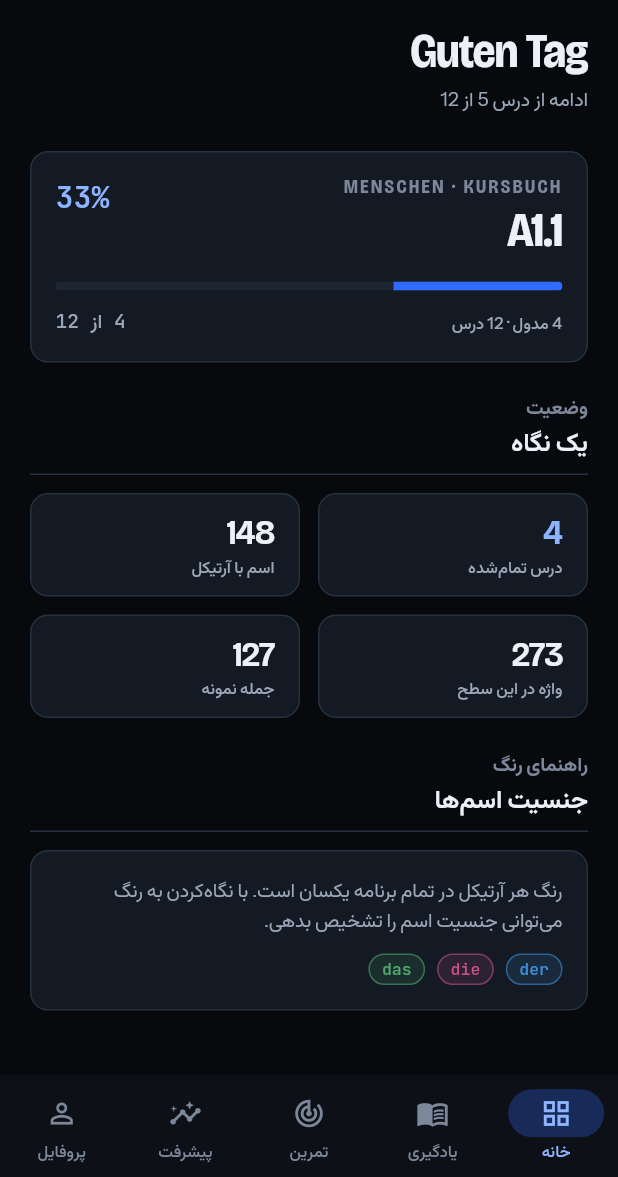
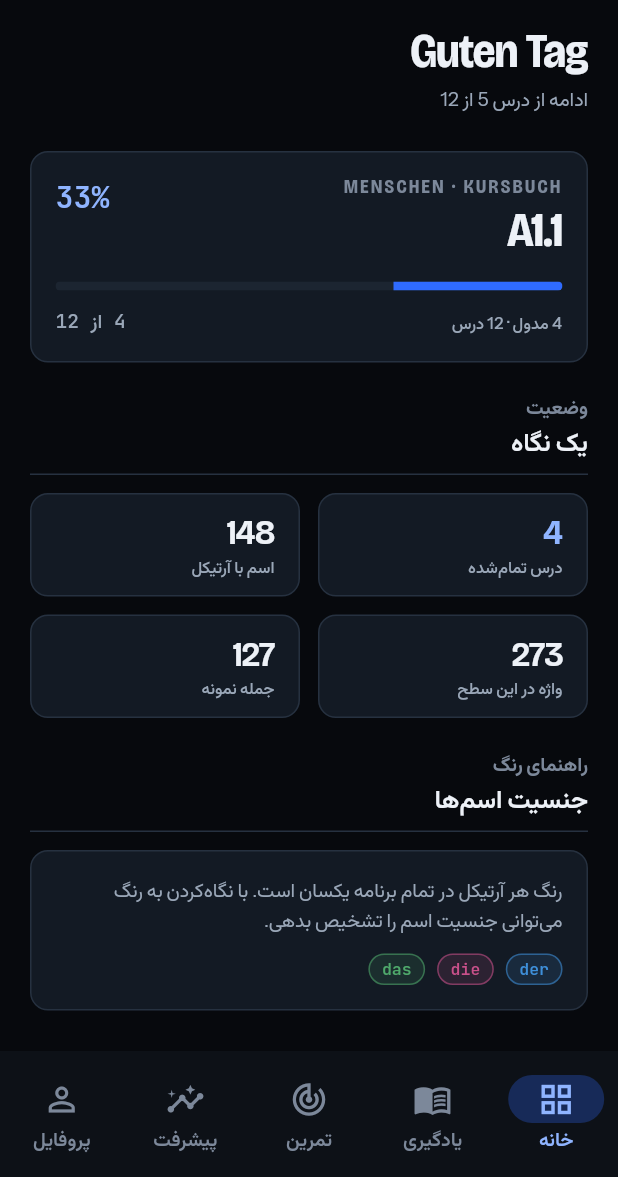
Before and after one commit to AliiAriizii/Deutsch-Mate, a Flutter app: the MainContainerScreen screen opened directly, on a phone screen of 412 x 824 dp, the part 59-1236 px from its top. Run offline on Flutter 3.47's test engine with Material 3 defaults, Android fonts, the phone set to English and light mode, and no system bars; our stand-ins replace flutter_tts, shared_preferences; accounts and stored records are empty.

Commit message:
fix(ui): give the bottom bar room to be tapped
At 68dp tall with 22px icons and 11px labels, each destination was under
the comfortable touch target once padding was accounted for, and the
labels were at the smallest size on the scale.

Height 84, icons 26, labels step up from 11 to 13 - the next size on the
scale rather than an arbitrary nudge.

Also wraps the bar in SafeArea(top: false) so the home indicator and
gesture area no longer eat into the targets, adds tooltips on the
destinations, and switches the top rule to BorderDirectional for
consistency with the rest of the RTL work.

Co-Authored-By: Claude Opus 5 (1M context) <noreply@anthropic.com>

```diff
--- a/lib/main_container_screen.dart
+++ b/lib/main_container_screen.dart
@@ -57,8 +57,14 @@ class _MainContainerScreenState extends State<MainContainerScreen> {
       body: IndexedStack(index: _index, children: _pages),
       bottomNavigationBar: DecoratedBox(
         decoration: BoxDecoration(
-          border: Border(top: BorderSide(color: context.colors.hairline)),
+          border: BorderDirectional(
+            top: BorderSide(color: context.colors.hairline),
           ),
+        ),
+        child: SafeArea(
+          top: false,
+          // Keeps the bar clear of the home indicator / gesture area rather
+          // than letting the system inset eat into the touch targets.
           child: NavigationBar(
             selectedIndex: _index,
             onDestinationSelected: (i) => setState(() => _index = i),
@@ -68,8 +74,10 @@ class _MainContainerScreenState extends State<MainContainerScreen> {
                   icon: Icon(d.icon),
                   selectedIcon: Icon(d.selected),
                   label: d.label,
+                  tooltip: d.label,
                 ),
             ],
+          ),
         ),
       ),
     );
--- a/lib/theme/app_theme.dart
+++ b/lib/theme/app_theme.dart
@@ -214,22 +214,26 @@ abstract final class AppTheme {
         indicatorColor: AppPalette.glow(AppPalette.blue500),
         indicatorShape: RoundedRectangleBorder(borderRadius: radii.pillBorder),
         elevation: 0,
-        height: 68,
+        // 68 was cramped: the labels sat at 11 with 22px icons, which is under
+        // the 48dp comfortable touch target once padding is accounted for.
+        // 84 gives each destination a real target and lets the label step up to
+        // 13 - the next size on the scale, not an arbitrary nudge.
+        height: 84,
         labelBehavior: NavigationDestinationLabelBehavior.alwaysShow,
         iconTheme: WidgetStateProperty.resolveWith((states) {
           if (states.contains(WidgetState.selected)) {
-            return IconThemeData(color: c.accentSoft, size: 22);
+            return IconThemeData(color: c.accentSoft, size: 26);
           }
-          return IconThemeData(color: c.textTertiary, size: 22);
+          return IconThemeData(color: c.textTertiary, size: 26);
         }),
         labelTextStyle: WidgetStateProperty.resolveWith((states) {
           if (states.contains(WidgetState.selected)) {
-            return textTheme.labelSmall?.copyWith(
-              color: c.accentSoft,
-              fontWeight: FontWeight.w600,
-            );
+            return textTheme.labelLarge?.copyWith(color: c.accentSoft);
           }
-          return textTheme.labelSmall?.copyWith(color: c.textTertiary);
+          return textTheme.labelLarge?.copyWith(
+            color: c.textTertiary,
+            fontWeight: FontWeight.w500,
+          );
         }),
       ),
 
```
Lines whose indentation alone changed are shown as unchanged.
